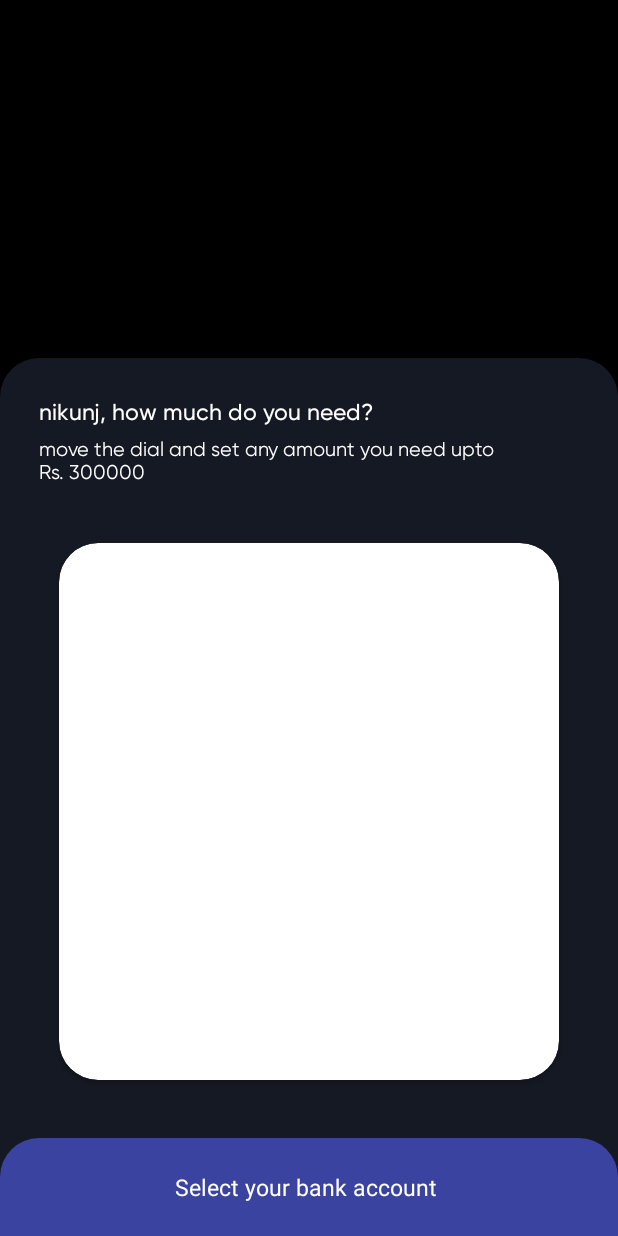
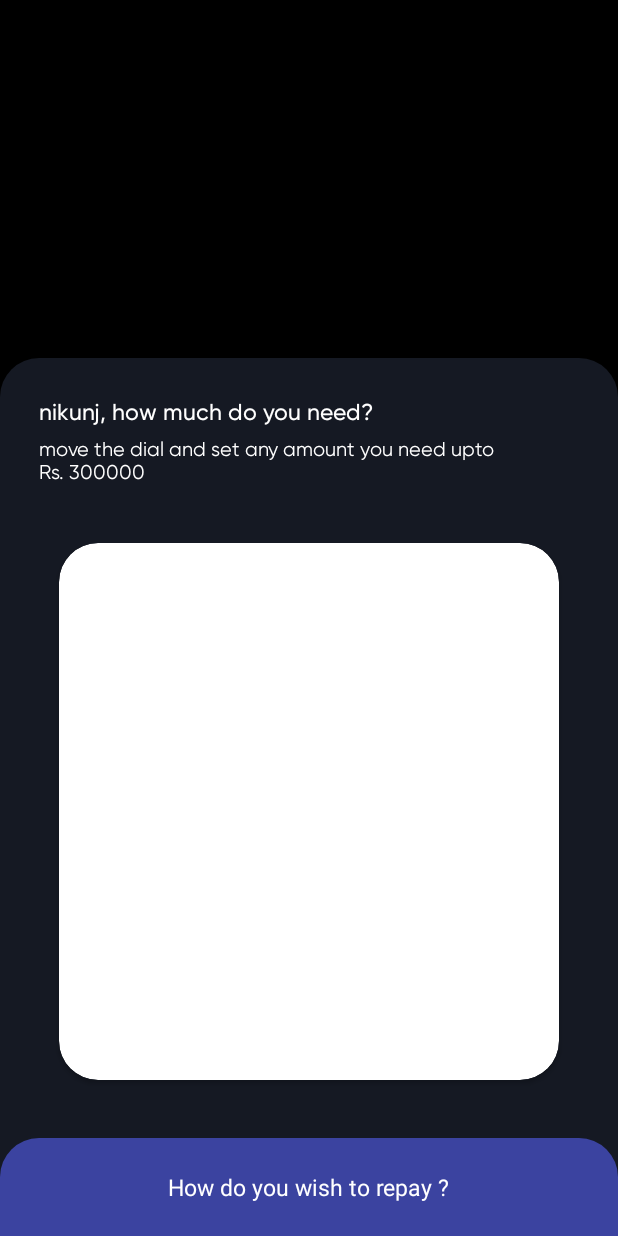
Before and after one commit to Tanvi-Goyal/StackApp, an Android app: the screen it shows after launch (MainActivity), after a tap on "nikunj, how much do you need?", on a phone screen of 412 x 824 dp. Run offline under Robolectric (Android 15) with nearby library versions, the phone set to English and light mode, and no system bars; our stand-ins replace data binding, sdp/ssp sizes; 1 other tap on this screen came first.

```diff
--- a/app/src/main/java/com/stackapp/SecondFragment.kt
+++ b/app/src/main/java/com/stackapp/SecondFragment.kt
@@ -1,11 +1,16 @@
 package com.stackapp
 
+import android.animation.LayoutTransition
 import android.os.Bundle
+import android.os.Handler
+import android.util.Log
 import android.view.LayoutInflater
 import android.view.View
 import android.view.ViewGroup
+import android.view.animation.Animation
 import androidx.fragment.app.Fragment
 import com.stackapp.databinding.FragmentSecondBinding
+
 
 class SecondFragment : Fragment() {
 
@@ -31,15 +36,92 @@ class SecondFragment : Fragment() {
             showExpandedState()
             fragmentListener.showUpperCollapsedState(AppConstants.FIRST_FRAGMENT)
             fragmentListener.showBottomCollapsedState(AppConstants.THIRD_FRAGMENT)
+
+//            binding.stateCollapsed.visibility = View.GONE
+//            binding.stateExpanded.visibility = View.VISIBLE
+
+//            binding.stateExpanded.animate()
+//                .translationY(0f)
+//                .alpha(1.0f)
+//                .setDuration(500)
+//                .setListener(object : AnimatorListenerAdapter() {
+//                    override fun onAnimationEnd(animation: Animator?) {
+//                        super.onAnimationEnd(animation)
+//
+//                        binding.stateExpanded.clearAnimation()
+////                        Handler().postDelayed({ binding.focusedBtn.clearFocus() }, 10)
+////                        Handler().postDelayed({ binding.btnPlayPause.requestFocus() }, 10)
+////                        binding.playerControlView.clearAnimation()
+////                        isControllerShown = true
+//                    }
+//                })
         }
 
         binding.stateExpanded.setOnClickListener {
 //            binding.stateExpanded.visibility = View.GONE
 //            binding.stateCollapsed.visibility = View.VISIBLE
 
+            fragmentListener.hideBottomCollapsedState(AppConstants.THIRD_FRAGMENT)
+            fragmentListener.showExpandedState(AppConstants.FIRST_FRAGMENT)
             showBottomCollapsedState()
-            fragmentListener.showExpandedState(AppConstants.FIRST_FRAGMENT)
-            fragmentListener.hideBottomCollapsedState(AppConstants.THIRD_FRAGMENT)
+            Handler().postDelayed({
+            }, 2000)
+
+            binding.stateExpanded.layoutAnimationListener = object :
+                Animation.AnimationListener {
+                override fun onAnimationStart(p0: Animation?) {
+                    Log.w("animation", "animation started")
+
+                }
+
+                override fun onAnimationEnd(p0: Animation?) {
+                    Log.w("animation", "animation ended")
+
+                }
+
+                override fun onAnimationRepeat(p0: Animation?) {
+                }
+
+            }
+
+//            binding.stateExpanded.layoutTransition.addTransitionListener(object :
+//                LayoutTransition.TransitionListener {
+//                override fun startTransition(
+//                    p0: LayoutTransition?,
+//                    p1: ViewGroup?,
+//                    p2: View?,
+//                    p3: Int
+//                ) {
+//                    Log.w("animation", "animation started")
+//                }
+//
+//                override fun endTransition(
+//                    p0: LayoutTransition?,
+//                    p1: ViewGroup?,
+//                    p2: View?,
+//                    p3: Int
+//                ) {
+//                    Log.w("animation", "animation ended")
+//
+//                }
+//            })
+
+//            binding.stateExpanded.animate()
+//                .setListener(object : AnimatorListenerAdapter() {
+//                    override fun onAnimationEnd(animation: Animator?) {
+////                        super.onAnimationEnd(animation)
+//                        binding.stateExpanded.clearAnimation()
+//                        showBottomCollapsedState()
+////                        binding.stateCollapsed.visibility = View.VISIBLE
+////                        binding.stateExpanded.visibility = View.GONE
+//
+//
+////                        showBottomCollapsedState()
+//
+//                    }
+//                })
+
+
         }
     }
 
--- a/app/src/main/res/layout/fragment_first.xml
+++ b/app/src/main/res/layout/fragment_first.xml
@@ -72,7 +72,7 @@
                 android:layout_height="wrap_content"
                 android:layout_marginRight="@dimen/_30sdp"
                 android:src="@drawable/ic_baseline_expand_more_24"
-                android:visibility="visible"
+                android:visibility="gone"
                 app:layout_constraintBottom_toBottomOf="@id/txtDescription"
                 app:layout_constraintEnd_toEndOf="parent"
                 app:layout_constraintTop_toTopOf="parent" />
--- a/app/src/main/res/layout/fragment_second.xml
+++ b/app/src/main/res/layout/fragment_second.xml
@@ -4,19 +4,18 @@
 
     <androidx.constraintlayout.widget.ConstraintLayout
         android:layout_width="match_parent"
-        android:layout_height="match_parent">
+        android:layout_height="match_parent"
+        android:animateLayoutChanges="true">
 
         <androidx.constraintlayout.widget.ConstraintLayout
             android:id="@+id/stateExpanded"
-            android:layout_width="match_parent"
+            android:layout_width="0dp"
             android:layout_height="@dimen/_370sdp"
             android:background="@drawable/bg_second_fragment"
             android:visibility="gone"
             app:layout_constraintBottom_toBottomOf="parent"
             app:layout_constraintEnd_toEndOf="parent"
-            app:layout_constraintStart_toStartOf="parent"
-            app:layout_constraintTop_toTopOf="parent"
-            app:layout_constraintVertical_bias="0.0">
+            app:layout_constraintStart_toStartOf="parent">
 
             <TextView
                 android:id="@+id/txtTitle"
@@ -86,7 +85,7 @@
                 android:layout_width="wrap_content"
                 android:layout_height="wrap_content"
                 android:layout_margin="@dimen/_20sdp"
-                android:text="Select your bank account "
+                android:text="How do you wish to repay ?"
                 android:textColor="@color/white"
                 android:textSize="@dimen/_12sdp"
                 app:layout_constraintBottom_toBottomOf="parent"
--- a/app/src/main/res/layout/fragment_third.xml
+++ b/app/src/main/res/layout/fragment_third.xml
@@ -4,7 +4,8 @@
 
     <androidx.constraintlayout.widget.ConstraintLayout
         android:layout_width="match_parent"
-        android:layout_height="match_parent">
+        android:layout_height="match_parent"
+        android:animateLayoutChanges="true">
 
         <androidx.constraintlayout.widget.ConstraintLayout
             android:id="@+id/stateExpanded"
```
